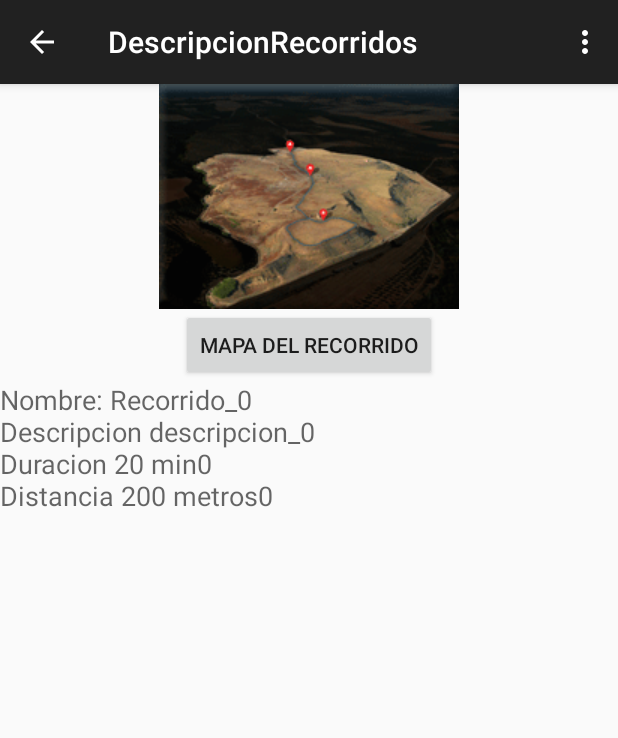
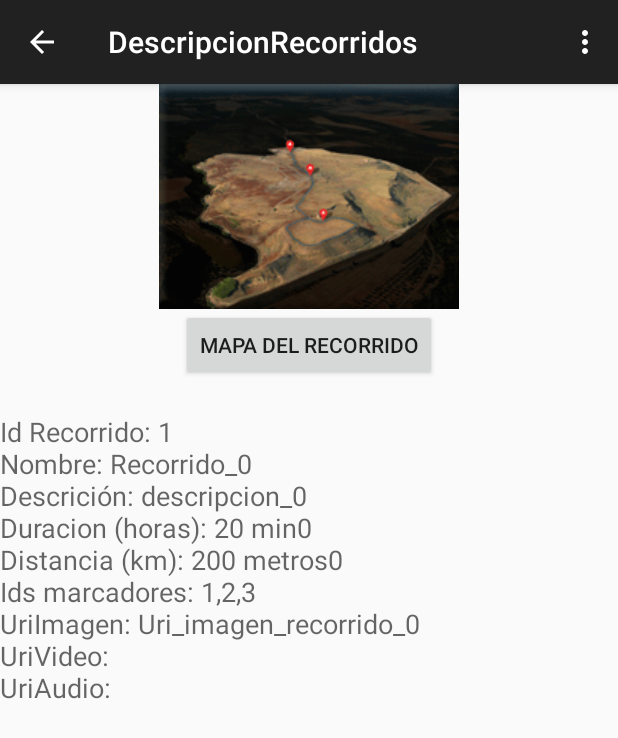
Before and after one commit to i32jamuf/GuiaCastulo, an Android app: the ListRecorridos screen opened directly, with no data from a screen before it, after a tap on an icon or button, on a phone screen of 412 x 824 dp. Shown: the top 738 px of the screen. Run offline under Robolectric (Android 15) with nearby library versions, the phone set to English and light mode, and no system bars; 1 statement that could not run was skipped.

Commit message:
Obtiene informacion de la DB por el recorrido de ListRecorridos hasta FichaPuntosInteres

```diff
--- a/app/src/main/java/es/aplicacion/guiacastulo/DescripcionRecorridos.java
+++ b/app/src/main/java/es/aplicacion/guiacastulo/DescripcionRecorridos.java
@@ -8,6 +8,7 @@ import android.view.MenuItem;
 import android.view.View;
 import android.widget.TextView;
 
+import es.aplicacion.guiacastulo.Utilidades.Utils;
 import es.aplicacion.guiacastulo.db.model.Recorrido;
 import es.aplicacion.guiacastulo.db.schema.Database;
 
@@ -18,19 +19,18 @@ public class DescripcionRecorridos extends ActionBarActivity {
     TextView seleccionado;
     Database database= new Database (this);
     long id_recorrido=0;
+    Recorrido recorrido=new Recorrido();
     @Override
     protected void onCreate(Bundle savedInstanceState) {
         super.onCreate(savedInstanceState);
         setContentView(R.layout.activity_descripcion_recorridos);
 
         Bundle bundle = this.getIntent().getExtras();
-        id_recorrido = bundle.getLong("ID_LISTA");
-        String nombre = bundle.getString("NOMBRE");
+        id_recorrido = bundle.getLong("ID_RECORRIDO");
         database.open();
-        Recorrido recorrido=database.getRecorrido(id_recorrido);
+        recorrido=database.getRecorrido(id_recorrido);
         seleccionado= (TextView)findViewById(R.id.seleccionado);
-        seleccionado.setText("Nombre: "+recorrido.getNombre()+"\nDescripcion "+recorrido.getDescripcion()
-                +"\nDuracion "+recorrido.getDuracion()+"\nDistancia "+recorrido.getDistancia());
+        seleccionado.setText(recorrido.toString());
 
         // Para probar que funciona la posicion
        //seleccionado= (TextView)findViewById(R.id.seleccionado);
@@ -49,7 +49,7 @@ public class DescripcionRecorridos extends ActionBarActivity {
     public void bmapaClick(View view) {
         Intent intent = new Intent(DescripcionRecorridos.this, VistaMapa.class);
         Bundle b = new Bundle();
-        b.putLong("ID_RECORRIDO",id_recorrido);
+        b.putString("IDS_MARCADORES", Utils.crearStringComas(recorrido.getId_marcadores()));
         intent.putExtras(b);
         startActivity(intent);
 
--- a/app/src/main/java/es/aplicacion/guiacastulo/ListPuntosInteres.java
+++ b/app/src/main/java/es/aplicacion/guiacastulo/ListPuntosInteres.java
@@ -48,15 +48,13 @@ public class ListPuntosInteres extends Activity {
         public void onItemClick(AdapterView parent, View v, int position,
                                 long id) {
 
-            Intent intent = new Intent(getApplication(), FichaPuntosInteres.class);
+            Intent intent = new Intent(ListPuntosInteres.this, FichaPuntosInteres.class);
             Bundle b = new Bundle();
             b.putLong("ID_FICHA",position);
             intent.putExtras(b);
             startActivity(intent);
-
         }
     };
-
 
     @Override
     public boolean onCreateOptionsMenu(Menu menu) {
--- a/app/src/main/java/es/aplicacion/guiacastulo/ListRecorridos.java
+++ b/app/src/main/java/es/aplicacion/guiacastulo/ListRecorridos.java
@@ -51,9 +51,9 @@ public class ListRecorridos extends Activity  {
         public void onItemClick(AdapterView parent, View v, int position,
                                 long id) {
 
-            Intent intent = new Intent(getApplication(), DescripcionRecorridos.class);
+            Intent intent = new Intent(ListRecorridos.this, DescripcionRecorridos.class);
             Bundle b = new Bundle();
-            b.putLong("ID_LISTA",obtenerItems().get(position).getId());
+            b.putLong("ID_RECORRIDO",obtenerItems().get(position).getId());
             intent.putExtras(b);
             startActivity(intent);
         }
--- a/app/src/main/java/es/aplicacion/guiacastulo/MainActivity.java
+++ b/app/src/main/java/es/aplicacion/guiacastulo/MainActivity.java
@@ -15,10 +15,7 @@ public class MainActivity extends ActionBarActivity {
     protected void onCreate(Bundle savedInstanceState) {
         super.onCreate(savedInstanceState);
         setContentView(R.layout.activity_main);
-
-
     }
-
 
     @Override
     public boolean onCreateOptionsMenu(Menu menu) {
--- a/app/src/main/java/es/aplicacion/guiacastulo/db/schema/Database.java
+++ b/app/src/main/java/es/aplicacion/guiacastulo/db/schema/Database.java
@@ -597,7 +597,7 @@ public boolean addPuntosInteres(List<PuntoInteres> lstPuntosInteres) {
             }, ColumnasPuntosInteres.KEY_ID + " = " + markID, null, null, null, null, null);
 
             c.moveToFirst();
-            //rellenamos el objeto PuntoInteres
+            //rellenamos el objeto Marcador
             marcador.setId(c.getLong(0));
             marcador.setNombre(c.getString(1));
             marcador.setDescripcion(c.getString(2));
```
Also changed, not shown: app/src/main/java/es/aplicacion/guiacastulo/FichaPuntosInteres.java (+15 -4 lines), app/src/main/java/es/aplicacion/guiacastulo/VistaMapa.java (+57 -18 lines), app/src/main/res/layout/activity_ficha_puntos_interes.xml (+0 -1 lines).
